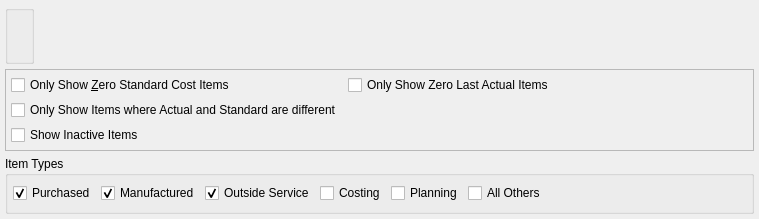
This is guiclient/displays/dspItemCostsByClassCode.ui in discountscott/qt-client as Qt 5 draws it before an edit. The edited form follows.
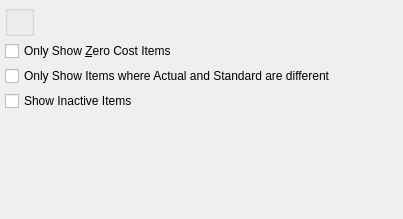
This is the edited form. Custom widgets are drawn as their Qt base class.

Patch:
```diff
--- a/guiclient/displays/dspItemCostsByClassCode.ui
+++ b/guiclient/displays/dspItemCostsByClassCode.ui
@@ -13,7 +13,7 @@
    <rect>
     <x>0</x>
     <y>0</y>
-    <width>759</width>
+    <width>403</width>
     <height>219</height>
    </rect>
   </property>
@@ -49,130 +49,38 @@
     </layout>
    </item>
    <item>
-    <widget class="QFrame" name="frame">
-     <property name="frameShape">
-      <enum>QFrame::StyledPanel</enum>
-     </property>
-     <property name="frameShadow">
-      <enum>QFrame::Raised</enum>
-     </property>
-     <layout class="QGridLayout" name="gridLayout_2">
-      <item row="0" column="1">
-       <widget class="QCheckBox" name="_onlyShowZeroLast">
+    <widget class="XCheckBox" name="_onlyShowZero">
         <property name="text">
-         <string>Only Show Zero Last Actual Items</string>
+      <string>Only Show &amp;Zero Cost Items</string>
         </property>
        </widget>
       </item>
-      <item row="1" column="0">
+   <item>
        <widget class="XCheckBox" name="_onlyShowDiff">
         <property name="text">
          <string>Only Show Items where Actual and Standard are different</string>
         </property>
        </widget>
       </item>
-      <item row="0" column="0">
-       <widget class="XCheckBox" name="_onlyShowZeroStd">
-        <property name="text">
-         <string>Only Show &amp;Zero Standard Cost Items</string>
-        </property>
-       </widget>
-      </item>
-      <item row="2" column="0">
+   <item>
        <widget class="XCheckBox" name="_showInactive">
         <property name="text">
          <string>Show Inactive Items</string>
         </property>
        </widget>
       </item>
-      <item row="0" column="2">
-       <spacer name="horizontalSpacer_3">
-        <property name="orientation">
-         <enum>Qt::Horizontal</enum>
-        </property>
-        <property name="sizeHint" stdset="0">
-         <size>
-          <width>40</width>
-          <height>20</height>
-         </size>
-        </property>
-       </spacer>
-      </item>
-     </layout>
-    </widget>
-   </item>
    <item>
-    <widget class="QGroupBox" name="groupBox">
-     <property name="title">
-      <string>Item Types</string>
-     </property>
-     <layout class="QGridLayout" name="gridLayout">
-      <item row="0" column="2">
-       <widget class="QCheckBox" name="_cbOS">
-        <property name="text">
-         <string>Outside Service</string>
-        </property>
-        <property name="checked">
-         <bool>true</bool>
-        </property>
-       </widget>
-      </item>
-      <item row="0" column="0">
-       <widget class="QCheckBox" name="_cbPurchase">
-        <property name="text">
-         <string>Purchased</string>
-        </property>
-        <property name="checked">
-         <bool>true</bool>
-        </property>
-       </widget>
-      </item>
-      <item row="0" column="4">
-       <widget class="QCheckBox" name="_cbPlan">
-        <property name="text">
-         <string>Planning</string>
-        </property>
-       </widget>
-      </item>
-      <item row="0" column="5">
-       <widget class="QCheckBox" name="_cbOther">
-        <property name="text">
-         <string>All Others</string>
-        </property>
-       </widget>
-      </item>
-      <item row="0" column="1">
-       <widget class="QCheckBox" name="_cbMfg">
-        <property name="text">
-         <string>Manufactured</string>
-        </property>
-        <property name="checked">
-         <bool>true</bool>
-        </property>
-       </widget>
-      </item>
-      <item row="0" column="3">
-       <widget class="QCheckBox" name="_cbCosting">
-        <property name="text">
-         <string>Costing</string>
-        </property>
-       </widget>
-      </item>
-      <item row="0" column="6">
-       <spacer name="horizontalSpacer_2">
+    <spacer name="verticalSpacer">
         <property name="orientation">
-         <enum>Qt::Horizontal</enum>
+      <enum>Qt::Vertical</enum>
         </property>
         <property name="sizeHint" stdset="0">
          <size>
-          <width>40</width>
-          <height>20</height>
+       <width>20</width>
+       <height>7</height>
          </size>
         </property>
        </spacer>
-      </item>
-     </layout>
-    </widget>
    </item>
   </layout>
  </widget>
```
Left out of the diff: 4 changed lines with no effect on the pictures. Lines whose indentation alone changed are shown as unchanged.
